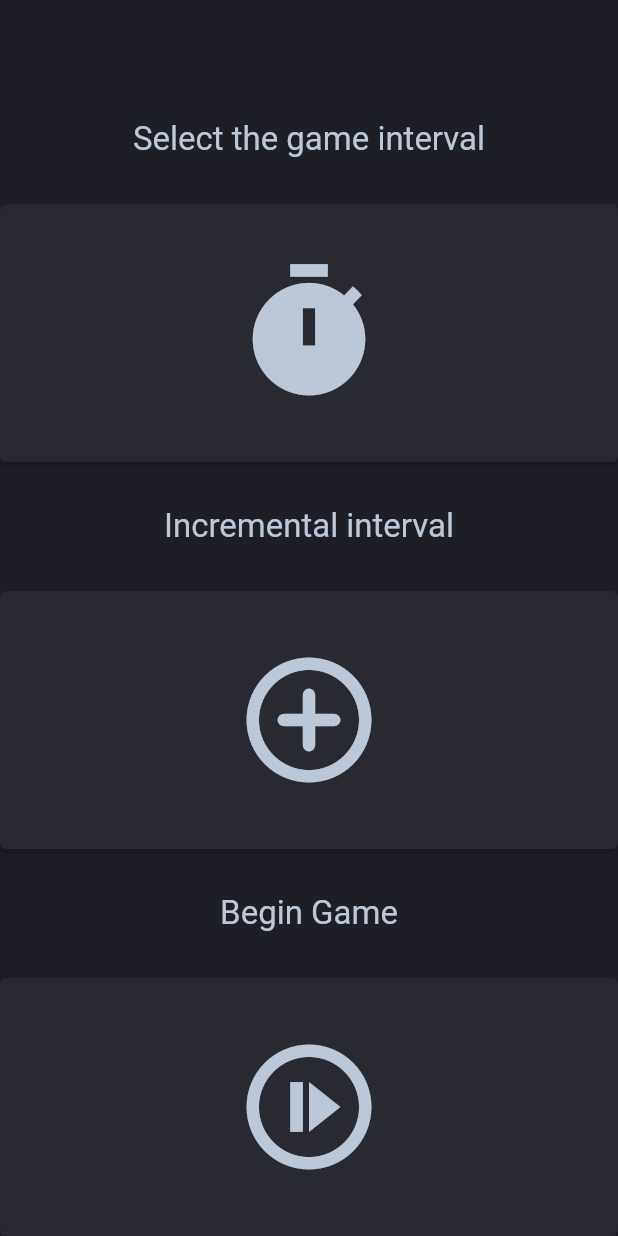
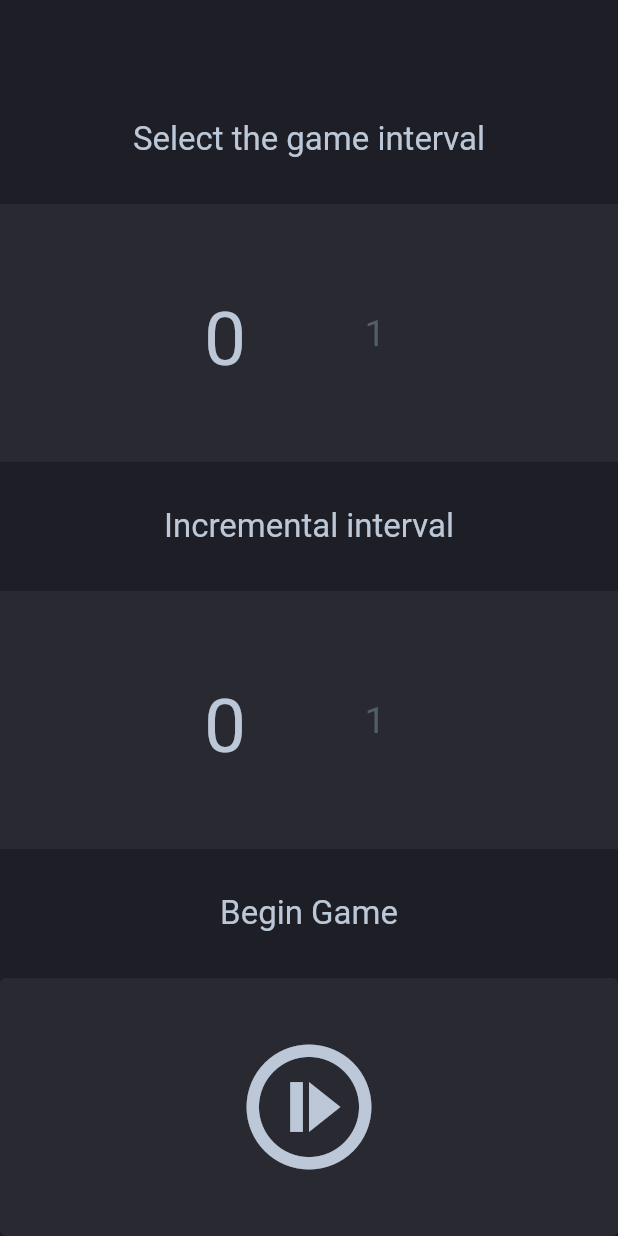
Before and after one commit to KristiforMilchev/simple_chess_clock, a Flutter app: the screen it shows after launch, on a phone screen of 412 x 824 dp. Run offline on Flutter 3.47's test engine with Material 2 defaults, Android fonts, the light colour scheme and no system bars; drawn by our look-alikes of numberpicker; our stand-ins replace another_flushbar, auto_route, get_it, google_mobile_ads, stacked.

Commit message:
Replacing the number picker with  a proper number picker to fit the design style

```diff
--- a/lib/ui/views/setup/setup_view.dart
+++ b/lib/ui/views/setup/setup_view.dart
@@ -1,6 +1,7 @@
 import 'package:chess_cloack/main.dart';
 import 'package:chess_cloack/ui/views/setup/setup_viewmodel.dart';
 import 'package:flutter/material.dart';
+import 'package:numberpicker/numberpicker.dart';
 
 import 'package:stacked/stacked.dart';
 
@@ -35,15 +36,18 @@ class SetupView extends StatelessWidget {
               ),
               Expanded(
                 flex: 4,
-                child: ElevatedButton(
-                  style: ButtonStyle(
-                      backgroundColor: MaterialStateProperty.resolveWith(
-                          (states) => ThemeColors.cardBackground)),
-                  onPressed: (() async => await model.intervalPicker()),
-                  child: Icon(
-                    Icons.timer,
-                    color: ThemeColors.mainText,
-                    size: 100,
+                child: Container(
+                  color: ThemeColors.cardBackground,
+                  child: NumberPicker(
+                    value: model.minutes,
+                    axis: Axis.horizontal,
+                    selectedTextStyle:
+                        TextStyle(color: ThemeColors.mainText, fontSize: 50),
+                    textStyle:
+                        TextStyle(color: ThemeColors.innerText, fontSize: 25),
+                    minValue: 0,
+                    maxValue: 100,
+                    onChanged: (value) => model.minutesChanged(value),
                   ),
                 ),
               ),
@@ -58,16 +62,18 @@ class SetupView extends StatelessWidget {
               ),
               Expanded(
                 flex: 4,
-                child: ElevatedButton(
-                  style: ButtonStyle(
-                      backgroundColor: MaterialStateProperty.resolveWith(
-                          (states) => ThemeColors.cardBackground)),
-                  onPressed: (() async =>
-                      await model.selectIncrementInterval()),
-                  child: Icon(
-                    Icons.add_circle_outline_rounded,
-                    color: ThemeColors.mainText,
-                    size: 100,
+                child: Container(
+                  color: ThemeColors.cardBackground,
+                  child: NumberPicker(
+                    value: model.incremental,
+                    axis: Axis.horizontal,
+                    selectedTextStyle:
+                        TextStyle(color: ThemeColors.mainText, fontSize: 50),
+                    textStyle:
+                        TextStyle(color: ThemeColors.innerText, fontSize: 25),
+                    minValue: 0,
+                    maxValue: 60,
+                    onChanged: (value) => model.incrementalChanged(value),
                   ),
                 ),
               ),
--- a/pubspec.yaml
+++ b/pubspec.yaml
@@ -44,7 +44,7 @@ dependencies:
   # The following adds the Cupertino Icons font to your application.
   # Use with the CupertinoIcons class for iOS style icons.
   cupertino_icons: ^1.0.2
-  duration_picker_dialog_box: ^1.0.1
+  numberpicker: ^2.1.1
 
 dev_dependencies:
   flutter_test:
```
Also changed, not shown: lib/ui/views/setup/setup_viewmodel.dart (+13 -19 lines).
